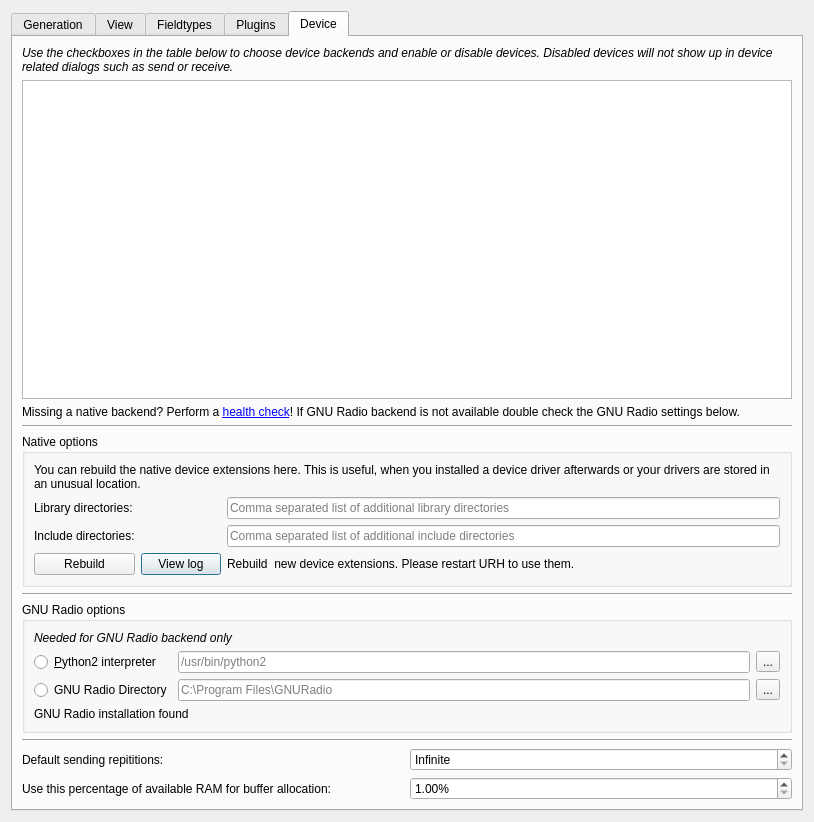
jopohl/urh, file data/ui/options.ui: the form before one commit.
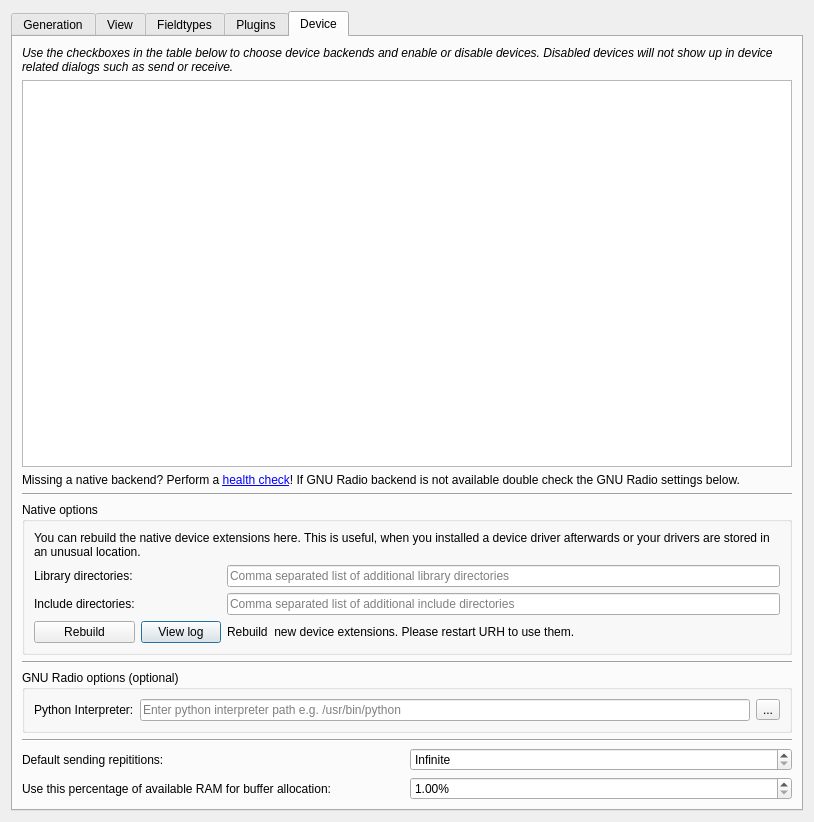
The form after the commit. Icons and pictures are not drawn. Custom widgets are drawn as their Qt base class.

Commit message: Overhaul GNU Radio backend (ready for gr 3.8) (#748)

Patch:
```diff
--- a/data/ui/options.ui
+++ b/data/ui/options.ui
@@ -525,86 +525,31 @@
        <item>
         <widget class="QGroupBox" name="groupBox_3">
          <property name="title">
-          <string>GNU Radio options</string>
+          <string>GNU Radio options (optional)</string>
          </property>
          <layout class="QGridLayout" name="gridLayout_2">
-          <item row="0" column="0" colspan="2">
-           <widget class="QLabel" name="label_11">
-            <property name="font">
-             <font>
-              <italic>true</italic>
-             </font>
-            </property>
-            <property name="text">
-             <string>Needed for GNU Radio backend only</string>
-            </property>
-           </widget>
-          </item>
-          <item row="1" column="1">
-           <widget class="QLineEdit" name="lineEditPython2Interpreter">
+          <item row="0" column="0">
+           <widget class="QLabel" name="label">
             <property name="toolTip">
              <string>&lt;html&gt;&lt;head/&gt;&lt;body&gt;&lt;p&gt;Use this option if you installed GNU Radio with your package manager e.g. on Linux and Mac OS X.&lt;/p&gt;&lt;/body&gt;&lt;/html&gt;</string>
             </property>
-            <property name="placeholderText">
-             <string>/usr/bin/python2</string>
-            </property>
-           </widget>
-          </item>
-          <item row="3" column="0" colspan="2">
-           <widget class="QLabel" name="lGnuradioInstalled">
-            <property name="styleSheet">
-             <string notr="true"/>
-            </property>
             <property name="text">
-             <string>GNU Radio installation found</string>
+             <string>Python Interpreter:</string>
             </property>
            </widget>
           </item>
-          <item row="2" column="1">
-           <widget class="QLineEdit" name="lineEditGnuradioDirectory">
-            <property name="enabled">
-             <bool>true</bool>
-            </property>
+          <item row="0" column="1">
+           <widget class="QLineEdit" name="lineEditGRPythonInterpreter">
             <property name="toolTip">
              <string>&lt;html&gt;&lt;head/&gt;&lt;body&gt;&lt;p&gt;If you installed Gnuradio with a bundled python interpreter, you need to enter the site-packages path of the installation here. The path should be something like &lt;span style=&quot; font-style:italic;&quot;&gt;C:\Program Files\GNURadio-3.7&lt;/span&gt;.&lt;/p&gt;&lt;/body&gt;&lt;/html&gt;</string>
             </property>
-            <property name="text">
-             <string/>
-            </property>
             <property name="placeholderText">
-             <string>C:\Program Files\GNURadio</string>
+             <string>Enter python interpreter path e.g. /usr/bin/python</string>
             </property>
            </widget>
           </item>
-          <item row="1" column="0">
-           <widget class="QRadioButton" name="radioButtonPython2Interpreter">
-            <property name="toolTip">
-             <string>&lt;html&gt;&lt;head/&gt;&lt;body&gt;&lt;p&gt;Use this option if you installed GNU Radio with your package manager e.g. on Linux and Mac OS X.&lt;/p&gt;&lt;/body&gt;&lt;/html&gt;</string>
-            </property>
-            <property name="text">
-             <string>&amp;Python2 interpreter</string>
-            </property>
-           </widget>
-          </item>
-          <item row="2" column="0">
-           <widget class="QRadioButton" name="radioButtonGnuradioDirectory">
-            <property name="toolTip">
-             <string>&lt;html&gt;&lt;head/&gt;&lt;body&gt;&lt;p&gt;If you installed Gnuradio with a bundled python interpreter, you need to enter the site-packages path of the installation here. The path should be something like &lt;span style=&quot; font-style:italic;&quot;&gt;C:\Program Files\GNURadio-3.7&lt;/span&gt;.&lt;/p&gt;&lt;/body&gt;&lt;/html&gt;</string>
-            </property>
-            <property name="text">
-             <string>GNU Radio Directory</string>
-            </property>
-           </widget>
-          </item>
-          <item row="1" column="2">
-           <widget class="QToolButton" name="btnChoosePython2Interpreter">
-            <property name="text">
-             <string>...</string>
-            </property>
-           </widget>
-          </item>
-          <item row="2" column="2">
-           <widget class="QToolButton" name="btnChooseGnuRadioDirectory">
+          <item row="0" column="2">
+           <widget class="QToolButton" name="btnChooseGRPythonInterpreter">
             <property name="text">
              <string>...</string>
             </property>
```
Left out of the diff: 36 changed lines with no effect on the pictures. The commit also changes 46 other files.
